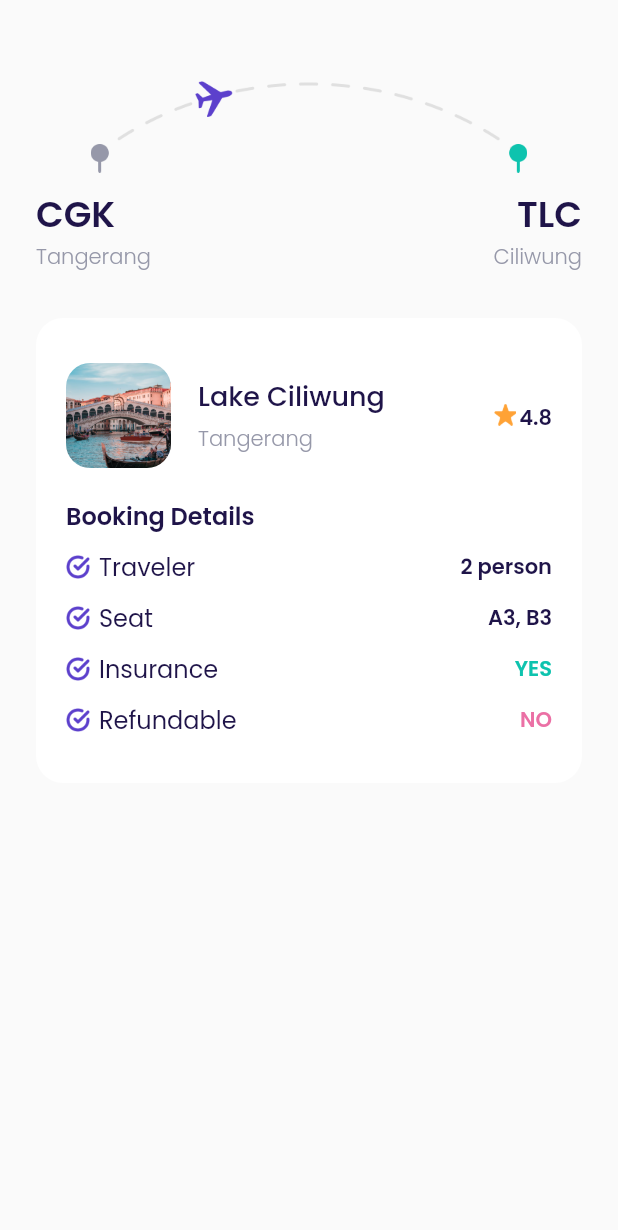
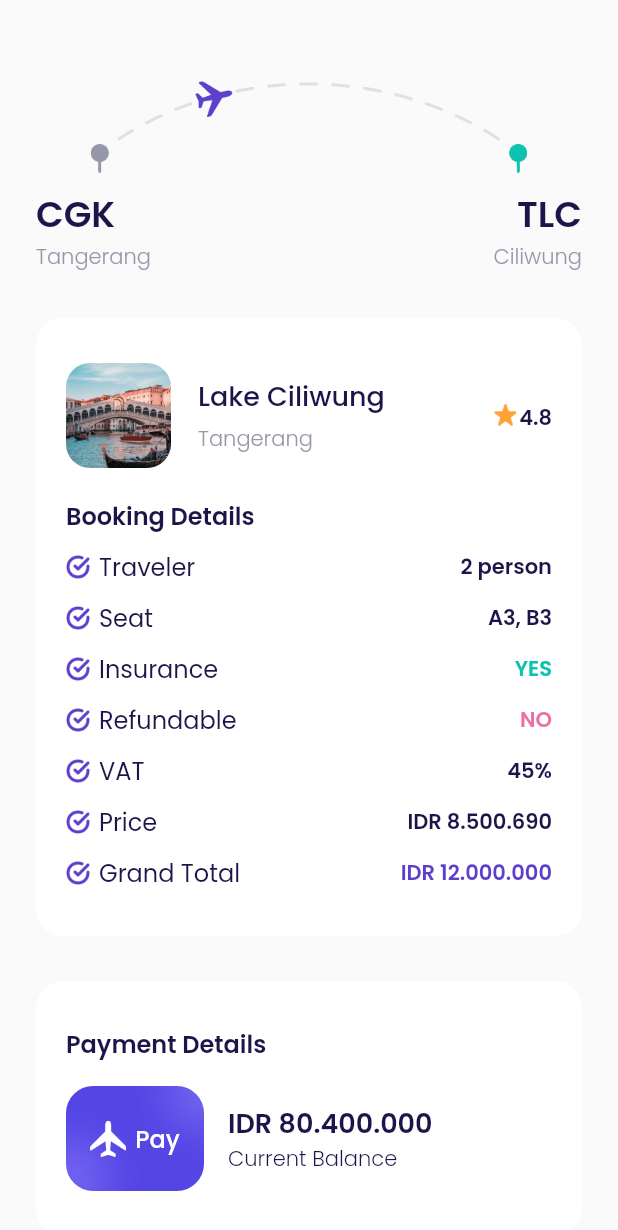
Before and after one commit to Flutter-Dart-Hacks/bwa-pesawats, a Flutter app: the CheckoutPage screen opened by its route, on a phone screen of 412 x 824 dp. Shown: the top 1230 px of the screen. Run offline on Flutter 3.47's test engine with Material 2 defaults, Android fonts, the phone set to English and light mode, and no system bars; our stand-ins replace google_fonts.

Commit message:
Penambahan detail checkout lengkap

```diff
--- a/lib/ui/pages/checkout_page.dart
+++ b/lib/ui/pages/checkout_page.dart
@@ -1,5 +1,6 @@
 import 'package:bwa_pesawats/shareds/themes.dart';
 import 'package:bwa_pesawats/ui/widgets/booking_detail_item.dart';
+import 'package:bwa_pesawats/ui/widgets/custom_button_getstarted.dart';
 import 'package:flutter/material.dart';
 
 class CheckoutPage extends StatefulWidget {
@@ -201,7 +202,160 @@ class _CheckoutPageState extends State<CheckoutPage> {
               valueText: 'NO',
               valueColor: kRedColor,
             ),
+            const BookingDetailItem(
+              title: 'VAT',
+              valueText: '45%',
+              valueColor: kBlackColor,
+            ),
+            const BookingDetailItem(
+              title: 'Price',
+              valueText: 'IDR 8.500.690',
+              valueColor: kBlackColor,
+            ),
+            const BookingDetailItem(
+              title: 'Grand Total',
+              valueText: 'IDR 12.000.000',
+              valueColor: kPrimaryColor,
+            ),
           ],
+        ),
+      );
+    }
+
+    Widget createPaymentDetails() {
+      return Container(
+        margin: const EdgeInsets.symmetric(vertical: 30),
+        padding: const EdgeInsets.only(
+          left: 20,
+          right: 20,
+          top: 30,
+          bottom: 30,
+        ),
+        decoration: const BoxDecoration(
+          color: kWhiteColor,
+          borderRadius: BorderRadius.all(
+            Radius.circular(18),
+          ),
+        ),
+        child: Column(
+          crossAxisAlignment: CrossAxisAlignment.start,
+          children: [
+            Text(
+              'Payment Details',
+              style: blackTextStyle.copyWith(
+                fontWeight: semiBold,
+                fontSize: 16,
+              ),
+            ),
+            Container(
+              margin: const EdgeInsets.only(top: 16),
+              child: Row(
+                children: [
+                  // NOTE CARD IMAGE
+                  Expanded(
+                    flex: 1,
+                    child: Container(
+                      width: 100,
+                      height: 70,
+                      margin: const EdgeInsets.only(right: 16),
+                      decoration: BoxDecoration(
+                        borderRadius: BorderRadius.circular(18),
+                        image: const DecorationImage(
+                            image: AssetImage('resources/image_card.png'),
+                            fit: BoxFit.cover),
+                      ),
+                      child: Center(
+                        child: Row(
+                          mainAxisAlignment: MainAxisAlignment.center,
+                          children: [
+                            Container(
+                              width: 24,
+                              height: 24,
+                              margin: const EdgeInsets.only(right: 6),
+                              decoration: const BoxDecoration(
+                                image: DecorationImage(
+                                  image: AssetImage('resources/icon_plane.png'),
+                                  fit: BoxFit.contain,
+                                ),
+                              ),
+                            ),
+                            Text(
+                              'Pay',
+                              style: whiteTextStyle.copyWith(
+                                fontWeight: medium,
+                                fontSize: 16,
+                              ),
+                            )
+                          ],
+                        ),
+                      ),
+                    ),
+                  ),
+
+                  // NOTE PRICE TOTAL BALANCE
+                  Expanded(
+                    flex: 2,
+                    child: Column(
+                      crossAxisAlignment: CrossAxisAlignment.start,
+                      children: [
+                        Text(
+                          'IDR 80.400.000',
+                          style: blackTextStyle.copyWith(
+                            fontWeight: semiBold,
+                            fontSize: 18,
+                          ),
+                          overflow: TextOverflow.ellipsis,
+                        ),
+                        Text(
+                          'Current Balance',
+                          style: blackTextStyle.copyWith(
+                            fontWeight: light,
+                            fontSize: 14,
+                          ),
+                        ),
+                      ],
+                    ),
+                  )
+                ],
+              ),
+            )
+          ],
+        ),
+      );
+    }
+
+    Widget createPaynowButton() {
+      return Container(
+        width: double.infinity,
+        height: 55,
+        margin: const EdgeInsets.only(bottom: 30),
+        child: CustomButtonPrimary(
+          title: 'Pay Now',
+          onPressedFunction: () {},
+        ),
+      );
+    }
+
+    Widget termConditionWidget() {
+      return Container(
+        alignment: Alignment.center,
+        margin: const EdgeInsets.only(
+          bottom: 73,
+        ),
+        child: TextButton(
+          onPressed: () {},
+          style: TextButton.styleFrom(
+            foregroundColor: kGreyColor,
+          ),
+          child: Text(
+            'Terms and Condition',
+            style: greyTextStyle.copyWith(
+              fontWeight: light,
+              fontSize: 16,
+              decoration: TextDecoration.underline,
+              decorationThickness: 2,
+            ),
+          ),
         ),
       );
     }
@@ -215,6 +369,9 @@ class _CheckoutPageState extends State<CheckoutPage> {
           children: [
             createRouteWidget(),
             createBookingDetails(),
+            createPaymentDetails(),
+            createPaynowButton(),
+            termConditionWidget(),
           ],
         ),
       ),
```
